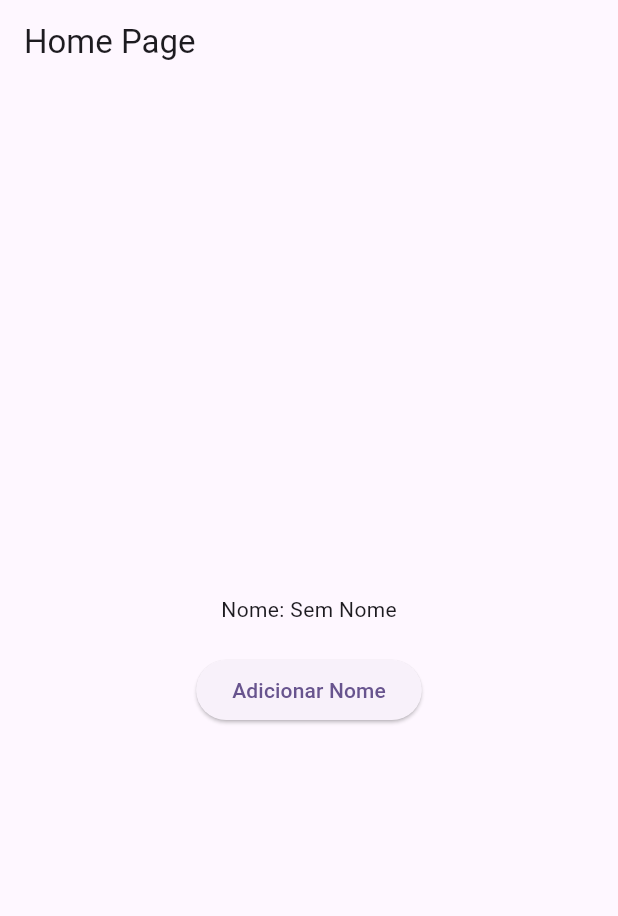
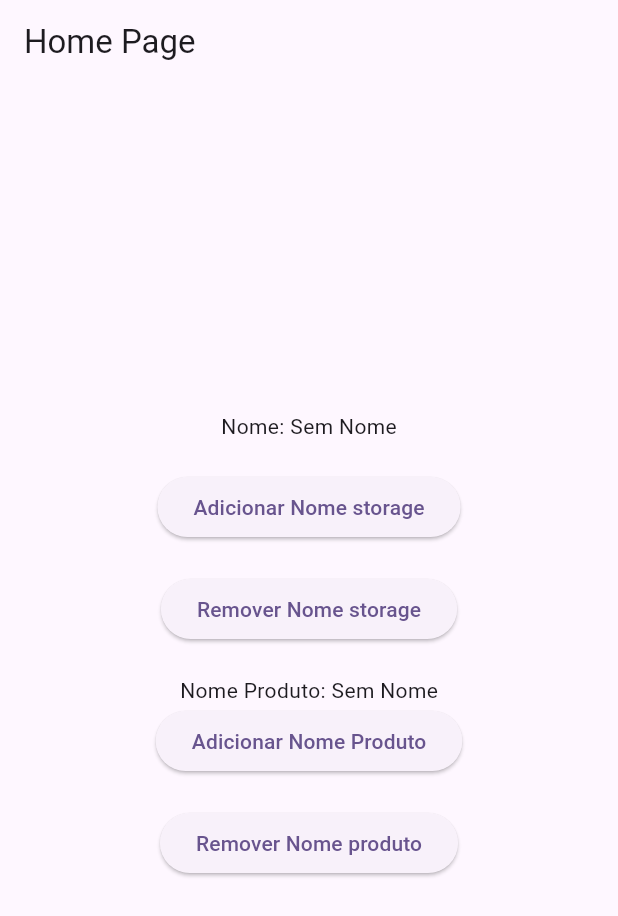
Before and after one commit to gilvancosta/Get-Storage-Example, a Flutter app: the screen it shows after launch, on a phone screen of 412 x 824 dp. Shown: the top 916 px of the screen. Run offline on Flutter 3.47's test engine with Material 2 defaults, Android fonts, the phone set to English and light mode, and no system bars; our stand-ins replace get_storage.

Commit message:
nameProduct

```diff
--- a/lib/main.dart
+++ b/lib/main.dart
@@ -5,7 +5,7 @@ import 'src/app.dart';
 
 Future<void> main() async {
 await GetStorage.init();
-
+await GetStorage.init('cart');
 
 
   runApp(const MyApp());
--- a/lib/src/ui/pages/page/home_page.dart
+++ b/lib/src/ui/pages/page/home_page.dart
@@ -10,13 +10,18 @@ class HomePage extends StatefulWidget {
 
 class _HomePageState extends State<HomePage> {
   final storage = GetStorage();
+  final productCart = GetStorage('cart');
 
   late final VoidCallback listen;
 
   @override
   void initState() {
-    storage.listen(() {
-      debugPrint('O Storage foi alterado!!!');
+    /*    storage.listen(() {
+       debugPrint('O Storage foi alterado!!!');
+    }); */
+
+    storage.listenKey('nameKey', (value) {
+      debugPrint('O nameKey foi alterado!!!');
     });
 
     super.initState();
@@ -28,11 +33,10 @@ class _HomePageState extends State<HomePage> {
     super.dispose();
   }
 
-
   @override
   Widget build(BuildContext context) {
-    var name = GetStorage().read('nameKey') ?? 'Sem Nome';
-
+    var name = storage.read('nameKey') ?? 'Sem Nome';
+    var nameProduct = productCart.read('nameKey') ?? 'Sem Nome';
     return Scaffold(
       appBar: AppBar(
         title: const Text('Home Page'),
@@ -47,11 +51,39 @@ class _HomePageState extends State<HomePage> {
             const SizedBox(height: 20),
             ElevatedButton(
               onPressed: () {
-                GetStorage().write('nameKey', 'João Batista');
+                storage.write('nameKey', 'João Batista');
                 setState(() {});
               },
-              child: const Text('Adicionar Nome'),
+              child: const Text('Adicionar Nome storage'),
             ),
+            const SizedBox(height: 20),
+            ElevatedButton(
+              onPressed: () {
+                storage.remove('nameKey');
+                setState(() {});
+              },
+              child: const Text('Remover Nome storage'),
+            ),
+            const SizedBox(height: 20),
+            Text(
+              'Nome Produto: $nameProduct',
+            ),
+            ElevatedButton(
+              onPressed: () {
+                productCart.write('nameKey', 'Teclado Digital');
+                setState(() {});
+              },
+              child: const Text('Adicionar Nome Produto'),
+            ),
+            const SizedBox(height: 20),
+            ElevatedButton(
+              onPressed: () {
+                productCart.remove('nameKey');
+                setState(() {});
+              },
+              child: const Text('Remover Nome produto'),
+            ),
+            const SizedBox(height: 20),
           ],
         ),
       ),
```
